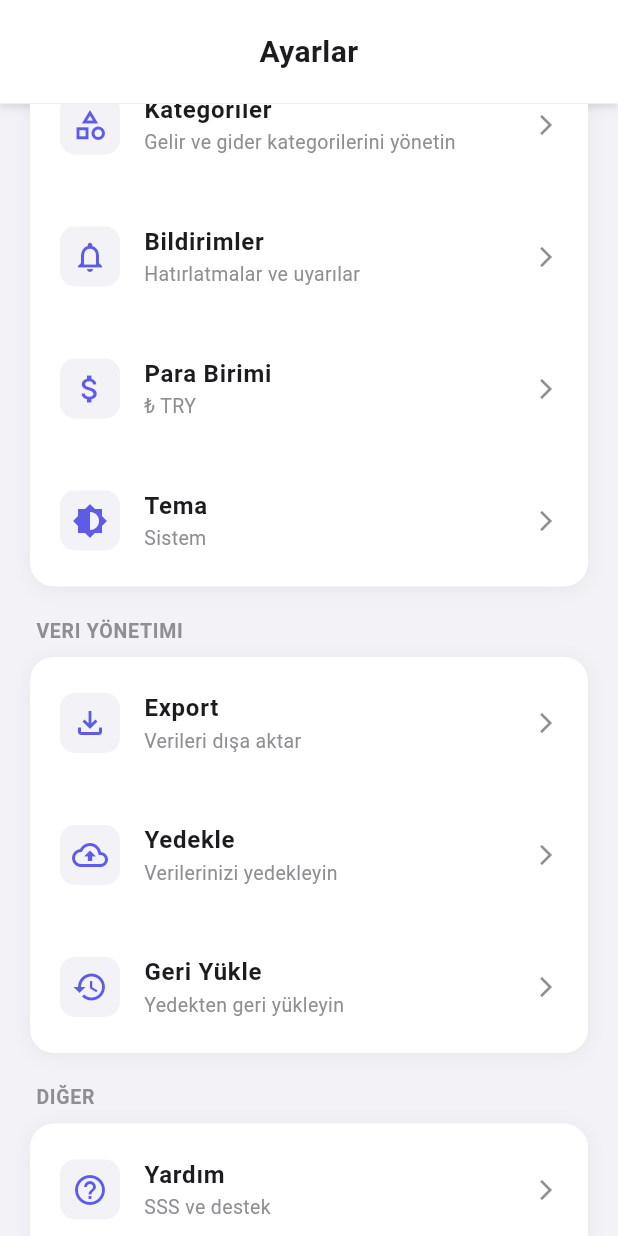
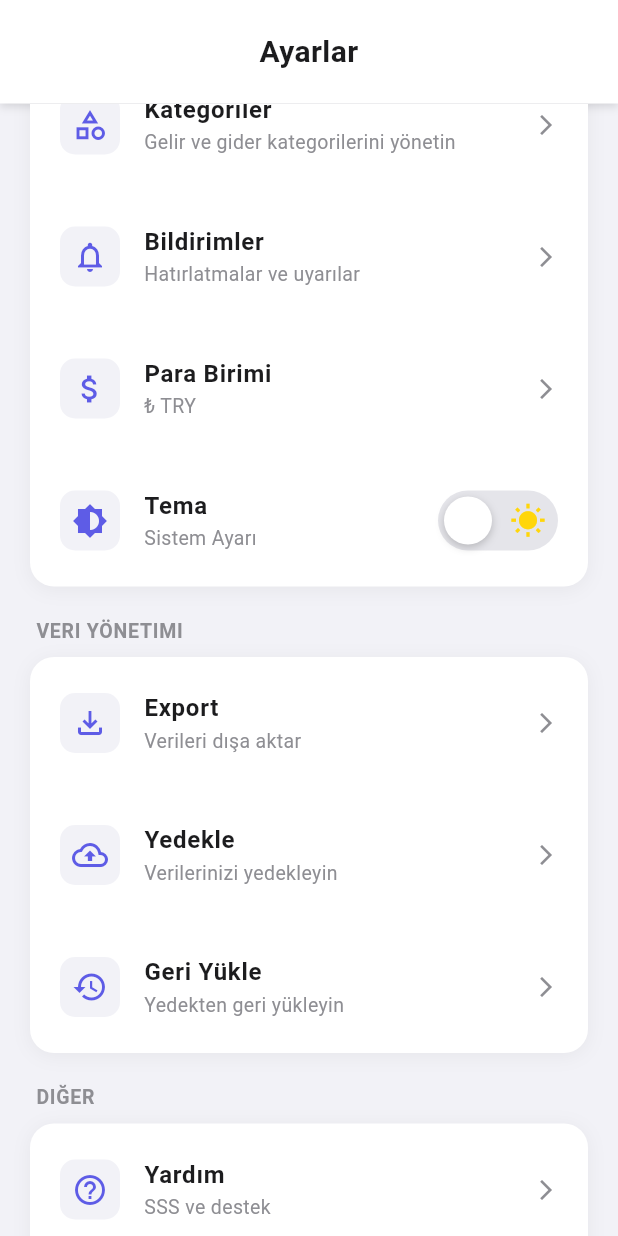
Before and after one commit to cloude33/WalletApp, a Flutter app: the SettingsScreen screen opened directly, scrolled down 1152 dp, on a phone screen of 412 x 824 dp. Run offline on Flutter 3.47's test engine with Material 3 defaults, Android fonts, the light colour scheme and no system bars; our stand-ins replace connectivity_plus, csv, file_picker, fl_chart, flutter_local_notifications, flutter_secure_storage and 10 more; missing offline and left inert: excel, flutter_facebook_auth, workmanager; accounts and stored records are empty.

Commit message:
Add enhanced dark mode with custom toggle button

```diff
--- a/lib/screens/settings_screen.dart
+++ b/lib/screens/settings_screen.dart
@@ -24,6 +24,7 @@ import 'recurring_transaction_list_screen.dart';
 import '../services/recurring_transaction_service.dart';
 import '../repositories/recurring_transaction_repository.dart';
 import '../widgets/export_dialog.dart';
+import '../widgets/theme_toggle_button.dart';
 
 class SettingsScreen extends StatefulWidget {
   const SettingsScreen({super.key});
@@ -493,18 +494,12 @@ class _SettingsScreenState extends State<SettingsScreen> {
             icon: Icons.brightness_6,
             title: 'Tema',
             subtitle: _currentThemeMode == ThemeMode.light
-                ? 'Açık'
+                ? 'Açık Mod'
                 : _currentThemeMode == ThemeMode.dark
-                ? 'Koyu'
-                : 'Sistem',
-            trailing: const Icon(
-              Icons.arrow_forward_ios,
-              size: 16,
-              color: Color(0xFF8E8E93),
-            ),
-            onTap: () async {
-              await _showThemeDialog();
-            },
+                ? 'Karanlık Mod'
+                : 'Sistem Ayarı',
+            trailing: const ThemeToggleButton(),
+            onTap: null,
           ),
         ]),
         const SizedBox(height: 20),
--- /dev/null
+++ b/lib/widgets/theme_toggle_button.dart
@@ -0,0 +1,138 @@
+import 'package:flutter/material.dart';
+import '../services/theme_service.dart';
+
+class ThemeToggleButton extends StatefulWidget {
+  const ThemeToggleButton({super.key});
+
+  @override
+  State<ThemeToggleButton> createState() => _ThemeToggleButtonState();
+}
+
+class _ThemeToggleButtonState extends State<ThemeToggleButton>
+    with SingleTickerProviderStateMixin {
+  final ThemeService _themeService = ThemeService();
+  late AnimationController _animationController;
+  late Animation<double> _animation;
+  bool _isDark = false;
+
+  @override
+  void initState() {
+    super.initState();
+    _animationController = AnimationController(
+      vsync: this,
+      duration: const Duration(milliseconds: 300),
+    );
+    _animation = Tween<double>(begin: 0, end: 1).animate(
+      CurvedAnimation(parent: _animationController, curve: Curves.easeInOut),
+    );
+    _loadTheme();
+  }
+
+  Future<void> _loadTheme() async {
+    final theme = await _themeService.getThemeMode();
+    final brightness = MediaQuery.of(context).platformBrightness;
+    final isDark = theme == ThemeMode.dark ||
+        (theme == ThemeMode.system && brightness == Brightness.dark);
+
+    setState(() {
+      _isDark = isDark;
+      if (_isDark) {
+        _animationController.value = 1;
+      } else {
+        _animationController.value = 0;
+      }
+    });
+  }
+
+  Future<void> _toggleTheme() async {
+    setState(() {
+      _isDark = !_isDark;
+    });
+
+    if (_isDark) {
+      _animationController.forward();
+      await _themeService.setThemeMode(ThemeMode.dark);
+    } else {
+      _animationController.reverse();
+      await _themeService.setThemeMode(ThemeMode.light);
+    }
+  }
+
+  @override
+  void dispose() {
+    _animationController.dispose();
+    super.dispose();
+  }
+
+  @override
+  Widget build(BuildContext context) {
+    return GestureDetector(
+      onTap: _toggleTheme,
+      child: Container(
+        width: 80,
+        height: 40,
+        decoration: BoxDecoration(
+          borderRadius: BorderRadius.circular(25),
+          color: _isDark ? const Color(0xFF2C2C2E) : const Color(0xFFE5E5EA),
+        ),
+        child: Stack(
+          children: [
+            // Ay ikonu (sol)
+            Positioned(
+              left: 8,
+              top: 8,
+              child: AnimatedOpacity(
+                opacity: _isDark ? 1.0 : 0.3,
+                duration: const Duration(milliseconds: 200),
+                child: const Icon(
+                  Icons.nightlight_round,
+                  color: Colors.white,
+                  size: 24,
+                ),
+              ),
+            ),
+            // Güneş ikonu (sağ)
+            Positioned(
+              right: 8,
+              top: 8,
+              child: AnimatedOpacity(
+                opacity: _isDark ? 0.3 : 1.0,
+                duration: const Duration(milliseconds: 200),
+                child: const Icon(
+                  Icons.wb_sunny,
+                  color: Color(0xFFFFD60A),
+                  size: 24,
+                ),
+              ),
+            ),
+            // Hareketli daire
+            AnimatedBuilder(
+              animation: _animation,
+              builder: (context, child) {
+                return Positioned(
+                  left: 4 + (_animation.value * 36),
+                  top: 4,
+                  child: Container(
+                    width: 32,
+                    height: 32,
+                    decoration: BoxDecoration(
+                      shape: BoxShape.circle,
+                      color: Colors.white,
+                      boxShadow: [
+                        BoxShadow(
+                          color: Colors.black.withOpacity(0.2),
+                          blurRadius: 4,
+                          offset: const Offset(0, 2),
+                        ),
+                      ],
+                    ),
+                  ),
+                );
+              },
+            ),
+          ],
+        ),
+      ),
+    );
+  }
+}
```
Also changed, not shown: lib/services/theme_service.dart (+38 -6 lines).
